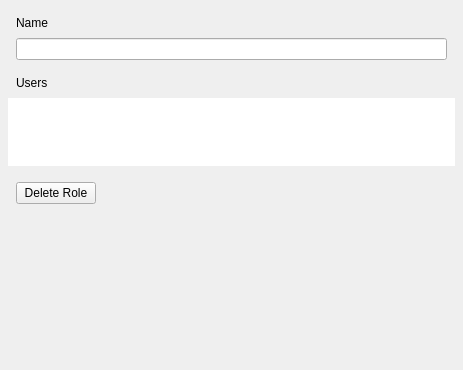
Before: the Qt Designer form client/src/ui/widgets/properties/user_group_settings_widget.ui in networkoptix/nx_open, drawn with Qt 5.
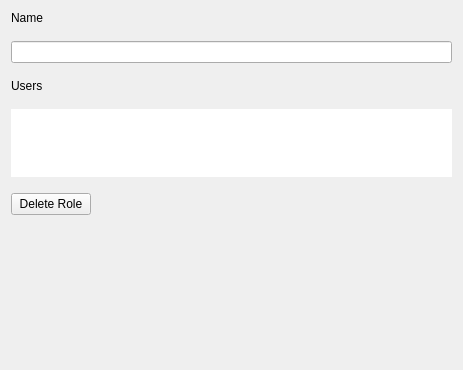
After: the same form once the commit is applied. Custom widgets are drawn as their Qt base class.

Commit message:
Custom indents for leftmost/rightmost items in itemviews. Use of it in user/group settings.
<==== Mercurial data ====>
Branch: dev_3.0.0_gui

Diff of the .ui file:
```diff
--- a/client/src/ui/widgets/properties/user_group_settings_widget.ui
+++ b/client/src/ui/widgets/properties/user_group_settings_widget.ui
@@ -12,28 +12,13 @@
   </property>
   <layout class="QVBoxLayout" name="verticalLayout_4">
    <property name="spacing">
-    <number>8</number>
-   </property>
-   <property name="leftMargin">
-    <number>8</number>
-   </property>
-   <property name="topMargin">
     <number>16</number>
    </property>
-   <property name="rightMargin">
-    <number>8</number>
-   </property>
    <property name="bottomMargin">
-    <number>8</number>
+    <number>0</number>
    </property>
    <item>
     <layout class="QVBoxLayout" name="verticalLayout">
-     <property name="leftMargin">
-      <number>8</number>
-     </property>
-     <property name="rightMargin">
-      <number>8</number>
-     </property>
      <item>
       <widget class="QLabel" name="nameLabel">
        <property name="text">
@@ -48,15 +33,6 @@
    </item>
    <item>
     <layout class="QVBoxLayout" name="verticalLayout_2">
-     <property name="leftMargin">
-      <number>8</number>
-     </property>
-     <property name="topMargin">
-      <number>8</number>
-     </property>
-     <property name="rightMargin">
-      <number>8</number>
-     </property>
      <item>
       <widget class="QLabel" name="usersLabel">
        <property name="text">
@@ -64,8 +40,6 @@
        </property>
       </widget>
      </item>
-    </layout>
-   </item>
    <item>
     <widget class="QnTreeView" name="usersListTreeView">
      <property name="sizePolicy">
@@ -109,17 +83,8 @@
      </property>
     </widget>
    </item>
-   <item>
-    <layout class="QVBoxLayout" name="verticalLayout_3">
-     <property name="leftMargin">
-      <number>8</number>
-     </property>
-     <property name="topMargin">
-      <number>8</number>
-     </property>
-     <property name="rightMargin">
-      <number>8</number>
-     </property>
+    </layout>
+   </item>
      <item>
       <widget class="QPushButton" name="deleteGroupButton">
        <property name="sizePolicy">
@@ -132,8 +97,6 @@
         <string>Delete Role</string>
        </property>
       </widget>
-     </item>
-    </layout>
    </item>
    <item>
     <spacer name="verticalSpacer">
```
Lines whose indentation alone changed are shown as unchanged. The commit also changes 10 other files.
